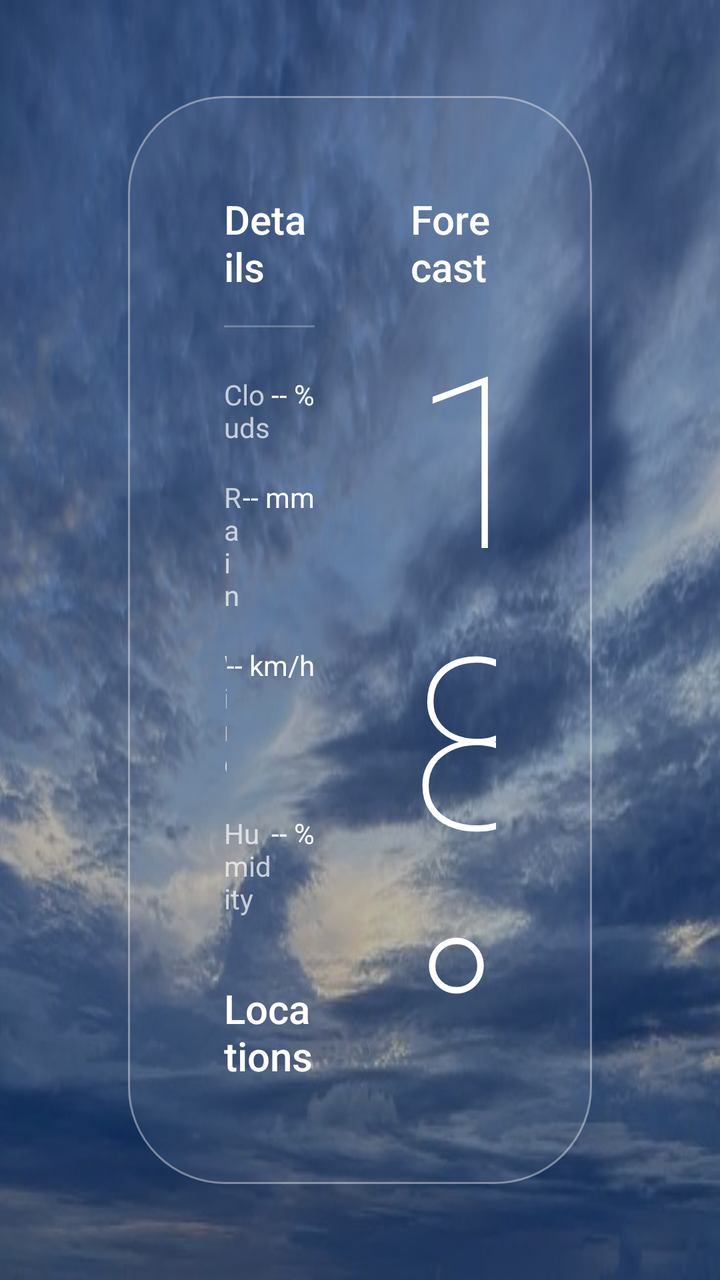
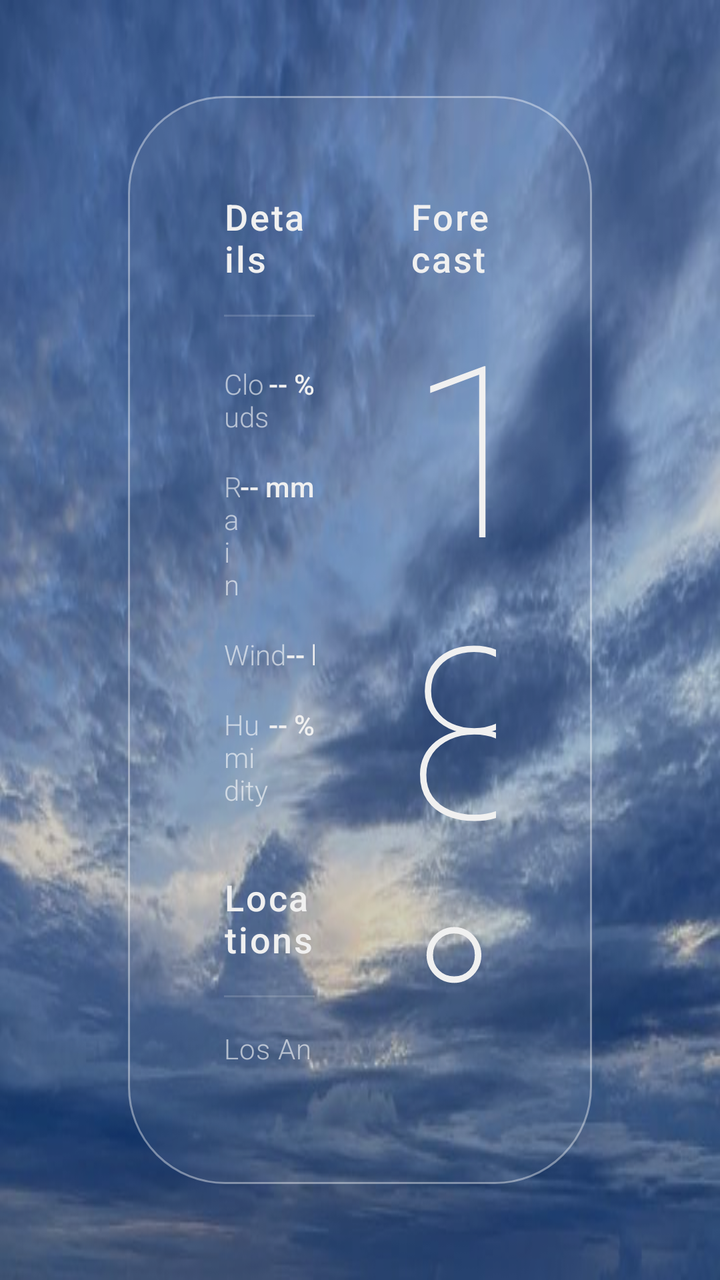

Before-and-after screenshots of an Android layout around one commit, followed by the original layout XML and the change that was made.
<!-- AndroidManifest.xml: application theme android:Theme.Material.NoActionBar -->
<!-- res/layout/activity_main.xml -->
<?xml version="1.0" encoding="utf-8"?>
<FrameLayout xmlns:android="http://schemas.android.com/apk/res/android"
    android:layout_width="match_parent"
    android:layout_height="match_parent"
    android:background="@drawable/bg_sky">

    <View
        android:layout_width="match_parent"
        android:layout_height="match_parent"
        android:background="#50000000" />

    <LinearLayout
        android:layout_width="match_parent"
        android:layout_height="match_parent"
        android:layout_marginStart="64dp"
        android:layout_marginEnd="64dp"
        android:layout_marginTop="48dp"
        android:layout_marginBottom="48dp"
        android:background="@drawable/glass_main_panel"
        android:orientation="horizontal"
        android:padding="48dp">

        
        <LinearLayout
            android:layout_width="0dp"
            android:layout_height="match_parent"
            android:layout_weight="1"
            android:orientation="vertical">

            <TextView android:layout_width="wrap_content" android:layout_height="wrap_content" android:text="Details" android:textColor="#FFFFFF" android:textSize="20sp" android:fontFamily="sans-serif-medium" />
            <View android:layout_width="match_parent" android:layout_height="1dp" android:layout_marginTop="16dp" android:layout_marginBottom="24dp" android:background="#40FFFFFF" />

            <LinearLayout android:layout_width="match_parent" android:layout_height="wrap_content" android:orientation="horizontal" android:layout_marginBottom="16dp">
                <TextView android:layout_width="0dp" android:layout_height="wrap_content" android:layout_weight="1" android:text="Clouds" android:textColor="#B3FFFFFF" android:textSize="14sp"/>
                <TextView android:id="@+id/detail_clouds" android:layout_width="wrap_content" android:layout_height="wrap_content" android:text="-- %" android:textColor="#FFFFFF" android:textSize="14sp"/>
            </LinearLayout>

            <LinearLayout android:layout_width="match_parent" android:layout_height="wrap_content" android:orientation="horizontal" android:layout_marginBottom="16dp">
                <TextView android:layout_width="0dp" android:layout_height="wrap_content" android:layout_weight="1" android:text="Rain" android:textColor="#B3FFFFFF" android:textSize="14sp"/>
                <TextView android:id="@+id/detail_rain" android:layout_width="wrap_content" android:layout_height="wrap_content" android:text="-- mm" android:textColor="#FFFFFF" android:textSize="14sp"/>
            </LinearLayout>

            <LinearLayout android:layout_width="match_parent" android:layout_height="wrap_content" android:orientation="horizontal" android:layout_marginBottom="16dp">
                <TextView android:layout_width="0dp" android:layout_height="wrap_content" android:layout_weight="1" android:text="Wind" android:textColor="#B3FFFFFF" android:textSize="14sp"/>
                <TextView android:id="@+id/detail_wind" android:layout_width="wrap_content" android:layout_height="wrap_content" android:text="-- km/h" android:textColor="#FFFFFF" android:textSize="14sp"/>
            </LinearLayout>

            <LinearLayout android:layout_width="match_parent" android:layout_height="wrap_content" android:orientation="horizontal" android:layout_marginBottom="32dp">
                <TextView android:layout_width="0dp" android:layout_height="wrap_content" android:layout_weight="1" android:text="Humidity" android:textColor="#B3FFFFFF" android:textSize="14sp"/>
                <TextView android:id="@+id/detail_humidity" android:layout_width="wrap_content" android:layout_height="wrap_content" android:text="-- %" android:textColor="#FFFFFF" android:textSize="14sp"/>
            </LinearLayout>

            <TextView android:layout_width="wrap_content" android:layout_height="wrap_content" android:text="Locations" android:textColor="#FFFFFF" android:textSize="20sp" android:fontFamily="sans-serif-medium" />
            <View android:layout_width="match_parent" android:layout_height="1dp" android:layout_marginTop="16dp" android:layout_marginBottom="16dp" android:background="#40FFFFFF" />
            <TextView android:layout_width="wrap_content" android:layout_height="wrap_content" android:text="Los Angeles" android:textColor="#80FFFFFF" android:textSize="14sp" android:layout_marginBottom="12dp"/>
            <TextView android:layout_width="wrap_content" android:layout_height="wrap_content" android:text="London" android:textColor="#80FFFFFF" android:textSize="14sp" android:layout_marginBottom="12dp"/>
            <TextView android:layout_width="wrap_content" android:layout_height="wrap_content" android:text="Milan" android:textColor="#80FFFFFF" android:textSize="14sp" android:layout_marginBottom="12dp"/>
            <TextView android:layout_width="wrap_content" android:layout_height="wrap_content" android:text="Tokyo" android:textColor="#80FFFFFF" android:textSize="14sp" />
        </LinearLayout>

        
        <LinearLayout
            android:layout_width="0dp"
            android:layout_height="match_parent"
            android:layout_weight="2"
            android:orientation="vertical"
            android:paddingStart="48dp">

            <TextView android:layout_width="wrap_content" android:layout_height="wrap_content" android:text="Forecast" android:textColor="#FFFFFF" android:textSize="20sp" android:fontFamily="sans-serif-medium" />

            <TextView
                android:id="@+id/hero_temp"
                android:layout_width="wrap_content"
                android:layout_height="wrap_content"
                android:text="18°"
                android:textColor="#FFFFFF"
                android:textSize="120sp"
                android:fontFamily="sans-serif-thin"
                android:includeFontPadding="false"
                android:layout_marginTop="16dp"/>

            <LinearLayout
                android:layout_width="match_parent"
                android:layout_height="wrap_content"
                android:orientation="horizontal"
                android:gravity="bottom"
                android:layout_marginTop="16dp">
                
                <TextView
                    android:id="@+id/hero_city"
                    android:layout_width="wrap_content"
                    android:layout_height="wrap_content"
                    android:text="Seattle"
                    android:textColor="#FFFFFF"
                    android:textSize="32sp"
                    android:fontFamily="sans-serif-medium"/>
                    
                <LinearLayout
                    android:layout_width="wrap_content"
                    android:layout_height="wrap_content"
                    android:orientation="vertical"
                    android:layout_marginStart="16dp">
                    <TextView android:id="@+id/hero_time" android:layout_width="wrap_content" android:layout_height="wrap_content" android:text="18:30 - Monday" android:textColor="#99FFFFFF" android:textSize="12sp"/>
                    <TextView android:id="@+id/hero_condition" android:layout_width="wrap_content" android:layout_height="wrap_content" android:text="Rainy" android:textColor="#B3FFFFFF" android:textSize="14sp"/>
                </LinearLayout>
            </LinearLayout>

            <Space android:layout_width="match_parent" android:layout_height="0dp" android:layout_weight="1" />

            <TextView android:layout_width="wrap_content" android:layout_height="wrap_content" android:text="7-DAY FORECAST" android:textColor="#B3FFFFFF" android:textSize="12sp" android:letterSpacing="0.15" android:layout_marginBottom="12dp"/>

            <HorizontalScrollView
                android:layout_width="match_parent"
                android:layout_height="wrap_content"
                android:clipToPadding="false"
                android:focusable="false"
                android:scrollbars="none">
                <LinearLayout
                    android:id="@+id/daily_container"
                    android:layout_width="wrap_content"
                    android:layout_height="wrap_content"
                    android:orientation="horizontal" />
            </HorizontalScrollView>

        </LinearLayout>
    </LinearLayout>
</FrameLayout>
<!-- resources referenced by this layout -->
<resources>
  <!-- drawable bg_sky: jpg bitmap (drawable, 35915 bytes) -->
  <!-- drawable glass_main_panel (drawable) -->
  <?xml version="1.0" encoding="utf-8"?>
  <shape xmlns:android="http://schemas.android.com/apk/res/android" android:shape="rectangle">
      <corners android:radius="48dp"/>
      
      <gradient android:angle="135" android:startColor="#15FFFFFF" android:centerColor="#05FFFFFF" android:endColor="#10FFFFFF"/>
      
      <stroke android:width="1dp" android:color="#66FFFFFF"/>
  </shape>
</resources>

<!-- the commit's change to res/layout/activity_main.xml (unified diff, before → after) -->
@@ -4,10 +4,11 @@
     android:layout_height="match_parent"
     android:background="@drawable/bg_sky">
 
+    
     <View
         android:layout_width="match_parent"
         android:layout_height="match_parent"
-        android:background="#50000000" />
+        android:background="#33000000" />
 
     <LinearLayout
         android:layout_width="match_parent"
@@ -27,35 +28,36 @@
             android:layout_weight="1"
             android:orientation="vertical">
 
-            <TextView android:layout_width="wrap_content" android:layout_height="wrap_content" android:text="Details" android:textColor="#FFFFFF" android:textSize="20sp" android:fontFamily="sans-serif-medium" />
-            <View android:layout_width="match_parent" android:layout_height="1dp" android:layout_marginTop="16dp" android:layout_marginBottom="24dp" android:background="#40FFFFFF" />
+            <TextView android:layout_width="wrap_content" android:layout_height="wrap_content" android:text="Details" android:textColor="#F0F0F0" android:textSize="18sp" android:fontFamily="sans-serif-medium" android:letterSpacing="0.05"/>
+            <View android:layout_width="match_parent" android:layout_height="1dp" android:layout_marginTop="16dp" android:layout_marginBottom="24dp" android:background="#26FFFFFF" />
 
             <LinearLayout android:layout_width="match_parent" android:layout_height="wrap_content" android:orientation="horizontal" android:layout_marginBottom="16dp">
-                <TextView android:layout_width="0dp" android:layout_height="wrap_content" android:layout_weight="1" android:text="Clouds" android:textColor="#B3FFFFFF" android:textSize="14sp"/>
-                <TextView android:id="@+id/detail_clouds" android:layout_width="wrap_content" android:layout_height="wrap_content" android:text="-- %" android:textColor="#FFFFFF" android:textSize="14sp"/>
+                <TextView android:layout_width="0dp" android:layout_height="wrap_content" android:layout_weight="1" android:text="Clouds" android:textColor="#99FFFFFF" android:textSize="14sp" android:fontFamily="sans-serif-light"/>
+                <TextView android:id="@+id/detail_clouds" android:layout_width="wrap_content" android:layout_height="wrap_content" android:text="-- %" android:textColor="#F0F0F0" android:textSize="14sp" android:fontFamily="sans-serif-medium"/>
             </LinearLayout>
 
             <LinearLayout android:layout_width="match_parent" android:layout_height="wrap_content" android:orientation="horizontal" android:layout_marginBottom="16dp">
-                <TextView android:layout_width="0dp" android:layout_height="wrap_content" android:layout_weight="1" android:text="Rain" android:textColor="#B3FFFFFF" android:textSize="14sp"/>
-                <TextView android:id="@+id/detail_rain" android:layout_width="wrap_content" android:layout_height="wrap_content" android:text="-- mm" android:textColor="#FFFFFF" android:textSize="14sp"/>
+                <TextView android:layout_width="0dp" android:layout_height="wrap_content" android:layout_weight="1" android:text="Rain" android:textColor="#99FFFFFF" android:textSize="14sp" android:fontFamily="sans-serif-light"/>
+                <TextView android:id="@+id/detail_rain" android:layout_width="wrap_content" android:layout_height="wrap_content" android:text="-- mm" android:textColor="#F0F0F0" android:textSize="14sp" android:fontFamily="sans-serif-medium"/>
             </LinearLayout>
 
             <LinearLayout android:layout_width="match_parent" android:layout_height="wrap_content" android:orientation="horizontal" android:layout_marginBottom="16dp">
-                <TextView android:layout_width="0dp" android:layout_height="wrap_content" android:layout_weight="1" android:text="Wind" android:textColor="#B3FFFFFF" android:textSize="14sp"/>
-                <TextView android:id="@+id/detail_wind" android:layout_width="wrap_content" android:layout_height="wrap_content" android:text="-- km/h" android:textColor="#FFFFFF" android:textSize="14sp"/>
+                <TextView android:layout_width="0dp" android:layout_height="wrap_content" android:layout_weight="1" android:text="Wind" android:textColor="#99FFFFFF" android:textSize="14sp" android:fontFamily="sans-serif-light"/>
+                <TextView android:id="@+id/detail_wind" android:layout_width="wrap_content" android:layout_height="wrap_content" android:text="-- km/h" android:textColor="#F0F0F0" android:textSize="14sp" android:fontFamily="sans-serif-medium"/>
             </LinearLayout>
 
             <LinearLayout android:layout_width="match_parent" android:layout_height="wrap_content" android:orientation="horizontal" android:layout_marginBottom="32dp">
-                <TextView android:layout_width="0dp" android:layout_height="wrap_content" android:layout_weight="1" android:text="Humidity" android:textColor="#B3FFFFFF" android:textSize="14sp"/>
-                <TextView android:id="@+id/detail_humidity" android:layout_width="wrap_content" android:layout_height="wrap_content" android:text="-- %" android:textColor="#FFFFFF" android:textSize="14sp"/>
+                <TextView android:layout_width="0dp" android:layout_height="wrap_content" android:layout_weight="1" android:text="Humidity" android:textColor="#99FFFFFF" android:textSize="14sp" android:fontFamily="sans-serif-light"/>
+                <TextView android:id="@+id/detail_humidity" android:layout_width="wrap_content" android:layout_height="wrap_content" android:text="-- %" android:textColor="#F0F0F0" android:textSize="14sp" android:fontFamily="sans-serif-medium"/>
             </LinearLayout>
 
-            <TextView android:layout_width="wrap_content" android:layout_height="wrap_content" android:text="Locations" android:textColor="#FFFFFF" android:textSize="20sp" android:fontFamily="sans-serif-medium" />
-            <View android:layout_width="match_parent" android:layout_height="1dp" android:layout_marginTop="16dp" android:layout_marginBottom="16dp" android:background="#40FFFFFF" />
-            <TextView android:layout_width="wrap_content" android:layout_height="wrap_content" android:text="Los Angeles" android:textColor="#80FFFFFF" android:textSize="14sp" android:layout_marginBottom="12dp"/>
-            <TextView android:layout_width="wrap_content" android:layout_height="wrap_content" android:text="London" android:textColor="#80FFFFFF" android:textSize="14sp" android:layout_marginBottom="12dp"/>
-            <TextView android:layout_width="wrap_content" android:layout_height="wrap_content" android:text="Milan" android:textColor="#80FFFFFF" android:textSize="14sp" android:layout_marginBottom="12dp"/>
-            <TextView android:layout_width="wrap_content" android:layout_height="wrap_content" android:text="Tokyo" android:textColor="#80FFFFFF" android:textSize="14sp" />
+            <TextView android:layout_width="wrap_content" android:layout_height="wrap_content" android:text="Locations" android:textColor="#F0F0F0" android:textSize="18sp" android:fontFamily="sans-serif-medium" android:letterSpacing="0.05"/>
+            <View android:layout_width="match_parent" android:layout_height="1dp" android:layout_marginTop="16dp" android:layout_marginBottom="16dp" android:background="#26FFFFFF" />
+            
+            <TextView android:layout_width="wrap_content" android:layout_height="wrap_content" android:text="Los Angeles" android:textColor="#99FFFFFF" android:textSize="14sp" android:fontFamily="sans-serif-light" android:letterSpacing="0.02" android:layout_marginBottom="12dp"/>
+            <TextView android:layout_width="wrap_content" android:layout_height="wrap_content" android:text="London" android:textColor="#99FFFFFF" android:textSize="14sp" android:fontFamily="sans-serif-light" android:letterSpacing="0.02" android:layout_marginBottom="12dp"/>
+            <TextView android:layout_width="wrap_content" android:layout_height="wrap_content" android:text="Milan" android:textColor="#99FFFFFF" android:textSize="14sp" android:fontFamily="sans-serif-light" android:letterSpacing="0.02" android:layout_marginBottom="12dp"/>
+            <TextView android:layout_width="wrap_content" android:layout_height="wrap_content" android:text="Tokyo" android:textColor="#99FFFFFF" android:textSize="14sp" android:fontFamily="sans-serif-light" android:letterSpacing="0.02" />
         </LinearLayout>
 
         
@@ -66,17 +68,18 @@
             android:orientation="vertical"
             android:paddingStart="48dp">
 
-            <TextView android:layout_width="wrap_content" android:layout_height="wrap_content" android:text="Forecast" android:textColor="#FFFFFF" android:textSize="20sp" android:fontFamily="sans-serif-medium" />
+            <TextView android:layout_width="wrap_content" android:layout_height="wrap_content" android:text="Forecast" android:textColor="#F0F0F0" android:textSize="18sp" android:fontFamily="sans-serif-medium" android:letterSpacing="0.05"/>
 
             <TextView
                 android:id="@+id/hero_temp"
                 android:layout_width="wrap_content"
                 android:layout_height="wrap_content"
                 android:text="18°"
-                android:textColor="#FFFFFF"
+                android:textColor="#F0F0F0"
                 android:textSize="120sp"
                 android:fontFamily="sans-serif-thin"
                 android:includeFontPadding="false"
+                android:letterSpacing="-0.02"
                 android:layout_marginTop="16dp"/>
 
             <LinearLayout
@@ -91,23 +94,25 @@
                     android:layout_width="wrap_content"
                     android:layout_height="wrap_content"
                     android:text="Seattle"
-                    android:textColor="#FFFFFF"
-                    android:textSize="32sp"
-                    android:fontFamily="sans-serif-medium"/>
+                    android:textColor="#F0F0F0"
+                    android:textSize="30sp"
+                    android:fontFamily="sans-serif-light"
+                    android:letterSpacing="0.02"/>
                     
                 <LinearLayout
                     android:layout_width="wrap_content"
                     android:layout_height="wrap_content"
                     android:orientation="vertical"
-                    android:layout_marginStart="16dp">
-                    <TextView android:id="@+id/hero_time" android:layout_width="wrap_content" android:layout_height="wrap_content" android:text="18:30 - Monday" android:textColor="#99FFFFFF" android:textSize="12sp"/>
-                    <TextView android:id="@+id/hero_condition" android:layout_width="wrap_content" android:layout_height="wrap_content" android:text="Rainy" android:textColor="#B3FFFFFF" android:textSize="14sp"/>
+                    android:layout_marginStart="16dp"
+                    android:layout_marginBottom="4dp">
+                    <TextView android:id="@+id/hero_time" android:layout_width="wrap_content" android:layout_height="wrap_content" android:text="18:30 - Monday" android:textColor="#80FFFFFF" android:textSize="12sp" android:fontFamily="sans-serif-light" android:letterSpacing="0.05"/>
+                    <TextView android:id="@+id/hero_condition" android:layout_width="wrap_content" android:layout_height="wrap_content" android:text="Rainy" android:textColor="#B3FFFFFF" android:textSize="14sp" android:fontFamily="sans-serif-medium"/>
                 </LinearLayout>
             </LinearLayout>
 
             <Space android:layout_width="match_parent" android:layout_height="0dp" android:layout_weight="1" />
 
-            <TextView android:layout_width="wrap_content" android:layout_height="wrap_content" android:text="7-DAY FORECAST" android:textColor="#B3FFFFFF" android:textSize="12sp" android:letterSpacing="0.15" android:layout_marginBottom="12dp"/>
+            <TextView android:layout_width="wrap_content" android:layout_height="wrap_content" android:text="7-DAY FORECAST" android:textColor="#99FFFFFF" android:textSize="12sp" android:fontFamily="sans-serif-medium" android:letterSpacing="0.15" android:layout_marginBottom="12dp"/>
 
             <HorizontalScrollView
                 android:layout_width="match_parent"
